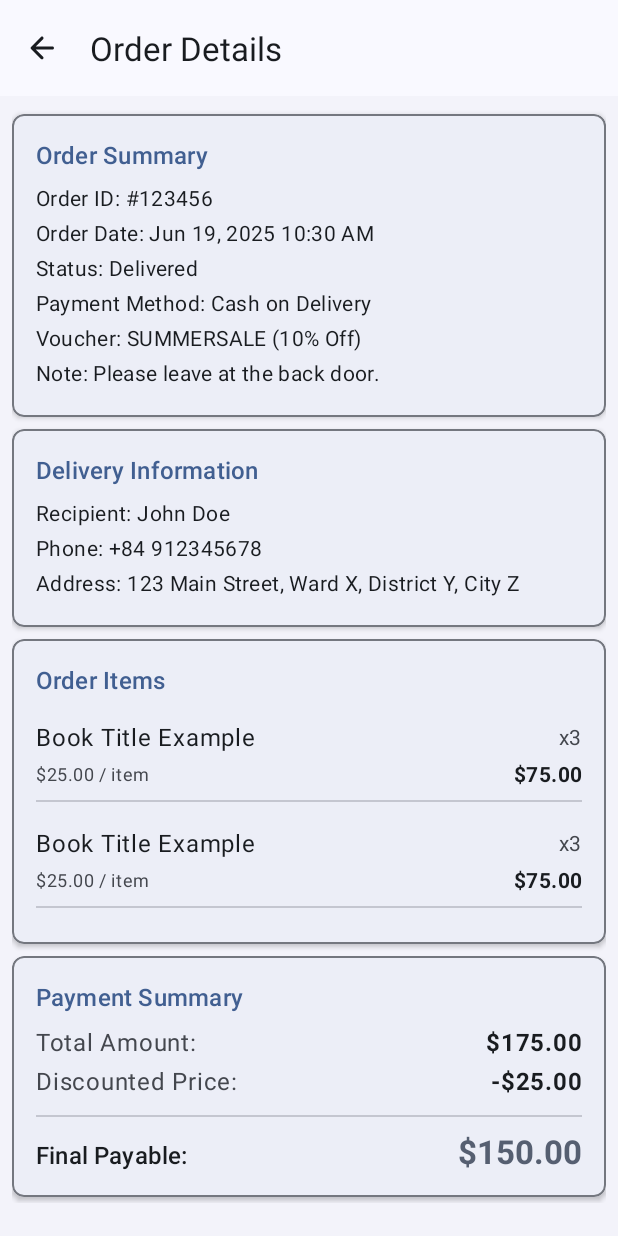
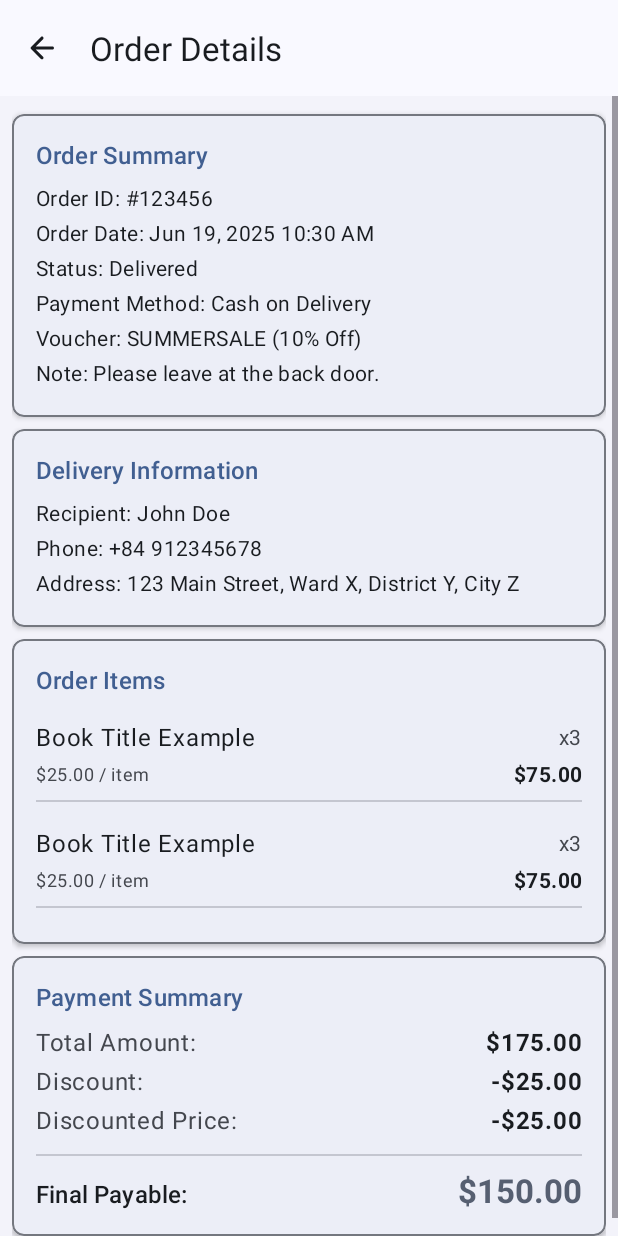
Before and after one commit to kat1002/book-haven, an Android app: the layout fragment_order_detail.xml on its own in the app's theme, with its tools: preview values and no code run, on a phone screen of 412 x 824 dp. Run offline under Robolectric (Android 15) with nearby library versions, the phone set to English and light mode, and no system bars; network calls fail.

Commit message:
Update OrderDetail

```diff
--- a/app/src/main/java/com/son/bookhaven/ui/fragments/ExploreFragment.java
+++ b/app/src/main/java/com/son/bookhaven/ui/fragments/ExploreFragment.java
@@ -86,7 +86,7 @@ public class ExploreFragment extends Fragment implements ExploreBookAdapter.OnIt
         searchBar = view.findViewById(R.id.search_bar_explore);
         searchView = view.findViewById(R.id.search_view_explore);
         btnFilter = view.findViewById(R.id.btn_filter);
-        btnCart = view.findViewById(R.id.btn_cart_explore);
+      //  btnCart = view.findViewById(R.id.btn_cart_explore);
         recyclerViewExploreBooks = view.findViewById(R.id.recyclerViewExploreBooks);
         rvExploreSearchResults = view.findViewById(R.id.rv_explore_search_results);
 
--- a/app/src/main/res/layout/fragment_order_detail.xml
+++ b/app/src/main/res/layout/fragment_order_detail.xml
@@ -207,6 +207,27 @@
                             android:textStyle="bold"
                             tools:text="$175.00"/>
                     </LinearLayout>
+                    <LinearLayout
+                        android:layout_width="match_parent"
+                        android:layout_height="wrap_content"
+                        android:orientation="horizontal"
+                        android:layout_marginBottom="4dp">
+                        <TextView
+                            android:layout_width="0dp"
+                            android:layout_weight="1"
+                            android:layout_height="wrap_content"
+                            android:text="@string/discounted_amount"
+                            android:textAppearance="?attr/textAppearanceBodyLarge"
+                            android:textColor="?attr/colorOnSurfaceVariant"/>
+                        <TextView
+                            android:id="@+id/tv_detail_discounted_amount"
+                            android:layout_width="wrap_content"
+                            android:layout_height="wrap_content"
+                            android:textAppearance="?attr/textAppearanceBodyLarge"
+                            android:textColor="?attr/colorOnSurface"
+                            android:textStyle="bold"
+                            tools:text="-$25.00"/>
+                    </LinearLayout>
 
                     <LinearLayout
                         android:layout_width="match_parent"
@@ -260,7 +281,13 @@
 
                 </LinearLayout>
             </com.google.android.material.card.MaterialCardView>
-
+            <Button
+                android:id="@+id/btn_complete_payment"
+                android:layout_width="match_parent"
+                android:layout_height="wrap_content"
+                android:layout_margin="16dp"
+                android:text="Complete Payment"
+                android:visibility="gone" />
 
         </LinearLayout>
     </ScrollView>
--- a/app/src/main/res/values/strings.xml
+++ b/app/src/main/res/values/strings.xml
@@ -34,6 +34,7 @@
     <string name="payment_summary">Payment Summary</string>
     <string name="total_amount">Total Amount:</string>
     <string name="discounted_price">Discounted Price:</string>
+    <string name="discounted_amount">Discount:</string>
     <string name="final_payable">Final Payable:</string>
     <string name="timestamps">Timestamps</string>
     <string name="created_at">Created At:</string>
```
Also changed, not shown: app/src/main/java/com/son/bookhaven/ui/fragments/CartFragment.java (+9 -8 lines), app/src/main/java/com/son/bookhaven/ui/fragments/OrderDetailFragment.java (+79 -6 lines).
